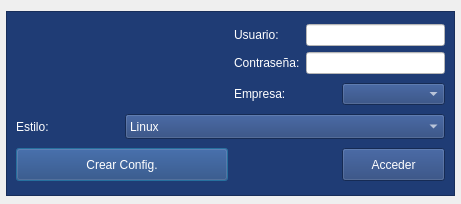
Before: the Qt Designer form login.ui in arcnexus/RedFoX, drawn with Qt 5.
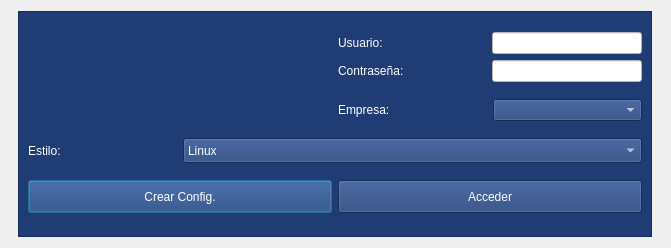
After: the same form once the commit is applied. Icons and pictures are not drawn.

What changed in the file:
```diff
--- a/login.ui
+++ b/login.ui
@@ -9,8 +9,8 @@
    <rect>
     <x>0</x>
     <y>0</y>
-    <width>461</width>
-    <height>204</height>
+    <width>671</width>
+    <height>248</height>
    </rect>
   </property>
   <property name="minimumSize">
@@ -49,8 +49,8 @@
      </property>
      <property name="maximumSize">
       <size>
-       <width>450</width>
-       <height>190</height>
+       <width>634</width>
+       <height>244</height>
       </size>
      </property>
      <property name="styleSheet">
@@ -740,7 +740,7 @@
         </property>
        </widget>
       </item>
-      <item row="3" column="3">
+      <item row="3" column="2" colspan="2">
        <widget class="QPushButton" name="btnAcceder">
         <property name="minimumSize">
          <size>
```
Left out of the diff: 2 changed lines with no effect on the pictures.
